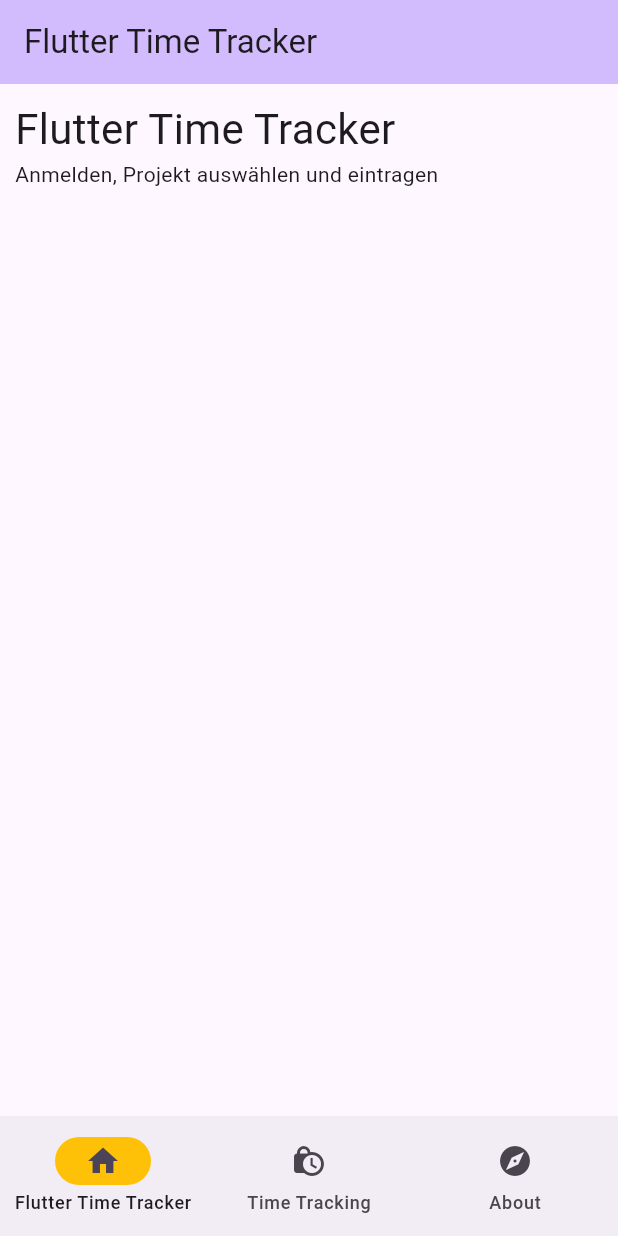
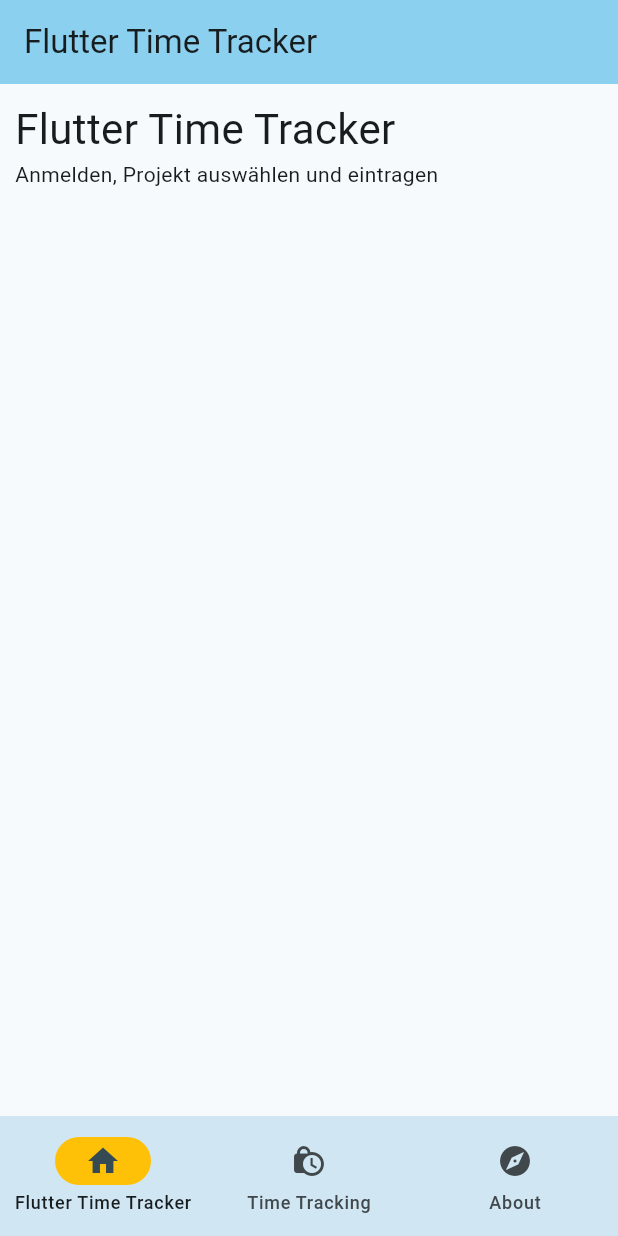
Before and after one commit to Metaphysiker/my_flutter_time_tracker, a Flutter app: the screen it shows after launch, on a phone screen of 412 x 824 dp. Run offline on Flutter 3.47's test engine with Material 3 defaults, Android fonts, the phone set to English and light mode, and no system bars; our stand-ins replace go_router, url_strategy.

Commit message:
Add background-colors for sections.

```diff
--- a/lib/main.dart
+++ b/lib/main.dart
@@ -34,7 +34,7 @@ class MyApp extends StatelessWidget {
         //
         // This works for code too, not just values: Most code changes can be
         // tested with just a hot reload.
-        colorScheme: ColorScheme.fromSeed(seedColor: Colors.deepPurple),
+        colorScheme: ColorScheme.fromSeed(seedColor: Colors.blueGrey),
         useMaterial3: true,
       ),
     );
--- a/lib/page_layouts/standard_page_layout.dart
+++ b/lib/page_layouts/standard_page_layout.dart
@@ -46,6 +46,7 @@ class StandardPageLayout implements IPageLayout {
 
   NavigationBar getNavigationBar() {
     var navigationBar = NavigationBar(
+        backgroundColor: Theme.of(context).colorScheme.secondaryContainer,
         onDestinationSelected: (int index) {
           context.go(routes.routes[index].path);
         },
@@ -62,7 +63,7 @@ class StandardPageLayout implements IPageLayout {
 
   NavigationRail getNavigationRailForDesktop() {
     return NavigationRail(
-      backgroundColor: Colors.grey[200],
+      backgroundColor: Theme.of(context).colorScheme.secondaryContainer,
       labelType: NavigationRailLabelType.all,
       onDestinationSelected: (int index) {
         context.go(routes.routes[index].path);
@@ -79,6 +80,7 @@ class StandardPageLayout implements IPageLayout {
 
   NavigationRail getNavigationRailForTablet() {
     return NavigationRail(
+      backgroundColor: Theme.of(context).colorScheme.secondaryContainer,
       onDestinationSelected: (int index) {
         context.go(routes.routes[index].path);
       },
```
